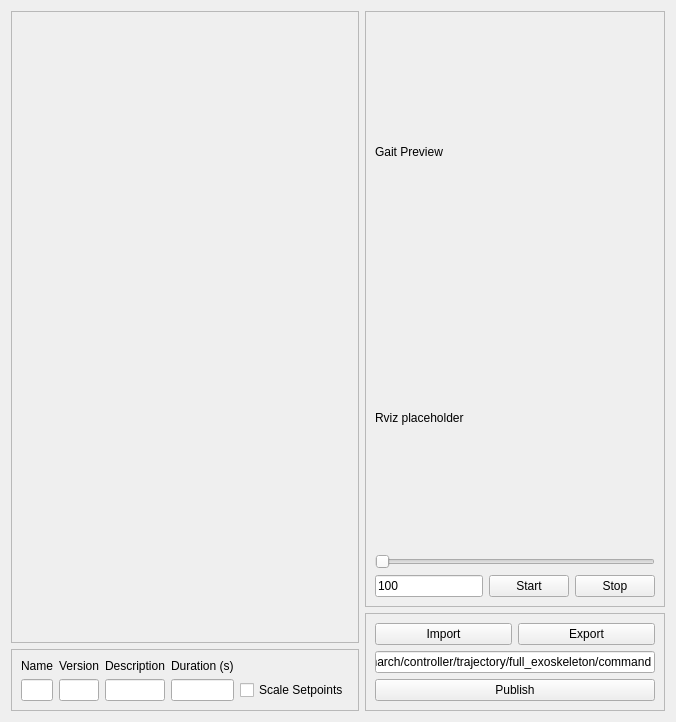
project-march/ProjectMarch, file march_rqt_gait_generator/resource/gait_generator.ui: the form before one commit.
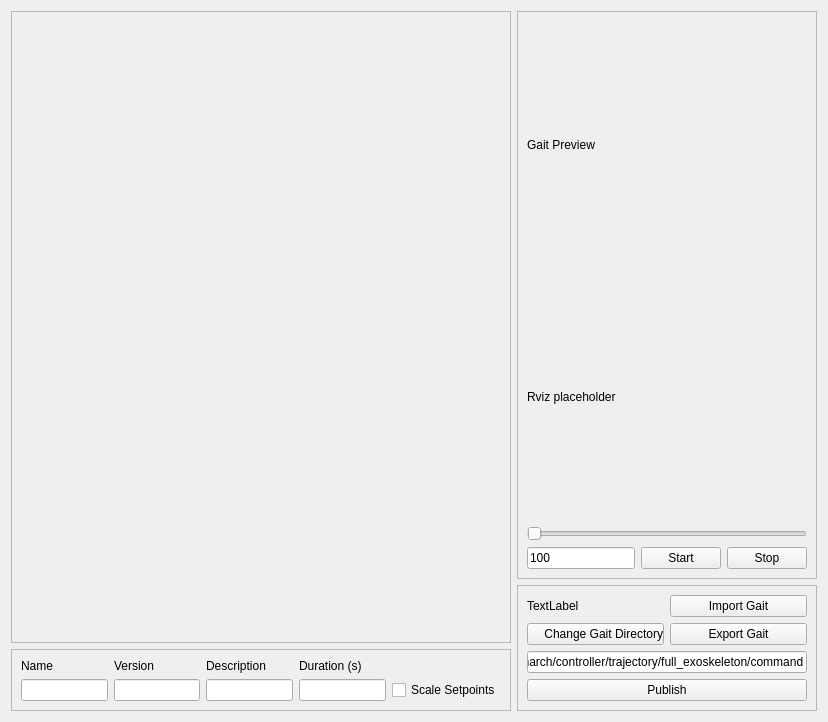
The form after the commit.

```diff
--- a/march_rqt_gait_generator/resource/gait_generator.ui
+++ b/march_rqt_gait_generator/resource/gait_generator.ui
@@ -6,7 +6,7 @@
    <rect>
     <x>0</x>
     <y>0</y>
-    <width>644</width>
+    <width>828</width>
     <height>722</height>
    </rect>
   </property>
@@ -190,33 +190,67 @@
      </property>
      <layout class="QGridLayout" name="gridLayout_4">
       <item row="0" column="0">
+       <widget class="QLabel" name="GaitDirectory">
+        <property name="text">
+         <string>TextLabel</string>
+        </property>
+       </widget>
+      </item>
+      <item row="0" column="1">
        <widget class="QPushButton" name="Import">
         <property name="text">
-         <string>Import</string>
+         <string>Import Gait</string>
         </property>
        </widget>
       </item>
-      <item row="0" column="1">
+      <item row="1" column="1">
        <widget class="QPushButton" name="Export">
         <property name="text">
-         <string>Export</string>
+         <string>Export Gait</string>
         </property>
        </widget>
       </item>
-      <item row="1" column="0" colspan="2">
+      <item row="3" column="0" colspan="2">
        <widget class="QLineEdit" name="TopicName">
         <property name="text">
          <string>/march/controller/trajectory/full_exoskeleton/command</string>
         </property>
        </widget>
       </item>
-      <item row="2" column="0" colspan="2">
+      <item row="4" column="0" colspan="2">
        <widget class="QPushButton" name="Publish">
         <property name="text">
          <string>Publish</string>
         </property>
        </widget>
       </item>
+      <item row="1" column="0">
+       <widget class="QPushButton" name="ChangeGaitDirectory">
+        <property name="sizePolicy">
+         <sizepolicy hsizetype="Maximum" vsizetype="Fixed">
+          <horstretch>0</horstretch>
+          <verstretch>0</verstretch>
+         </sizepolicy>
+        </property>
+        <property name="maximumSize">
+         <size>
+          <width>200</width>
+          <height>16777215</height>
+         </size>
+        </property>
+        <property name="layoutDirection">
+         <enum>Qt::LeftToRight</enum>
+        </property>
+        <property name="styleSheet">
+         <string notr="true">#ChangeGaitDirectory {
+Text-align: right
+}</string>
+        </property>
+        <property name="text">
+         <string>Change Gait Directory</string>
+        </property>
+       </widget>
+      </item>
      </layout>
     </widget>
    </item>
```
